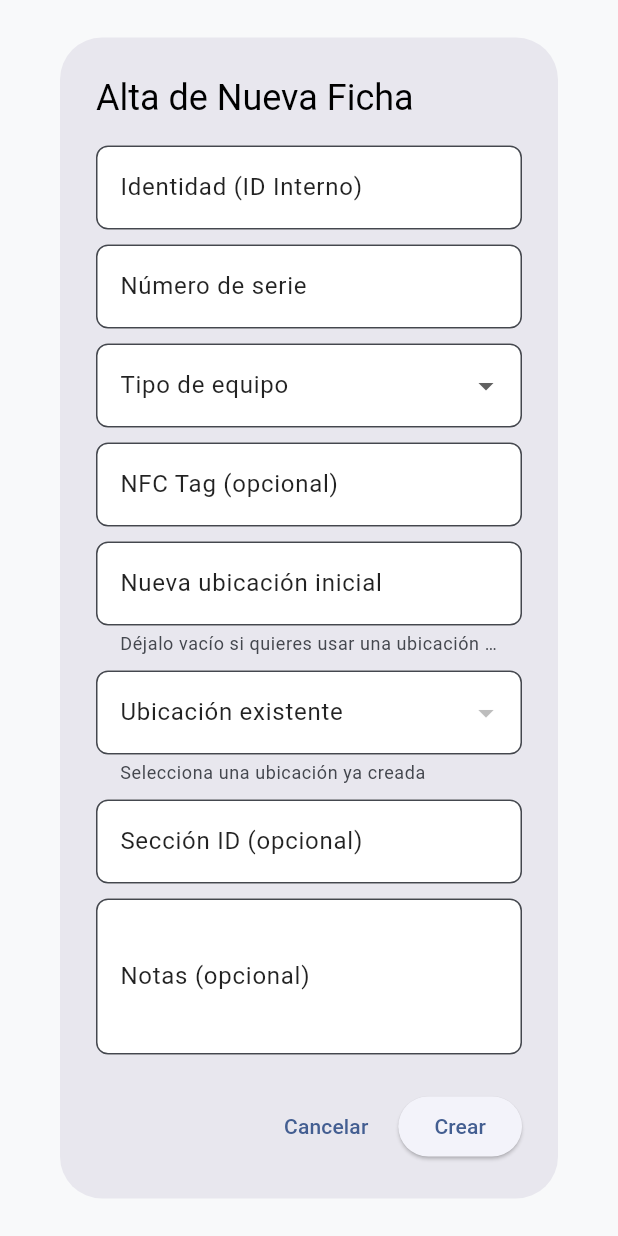
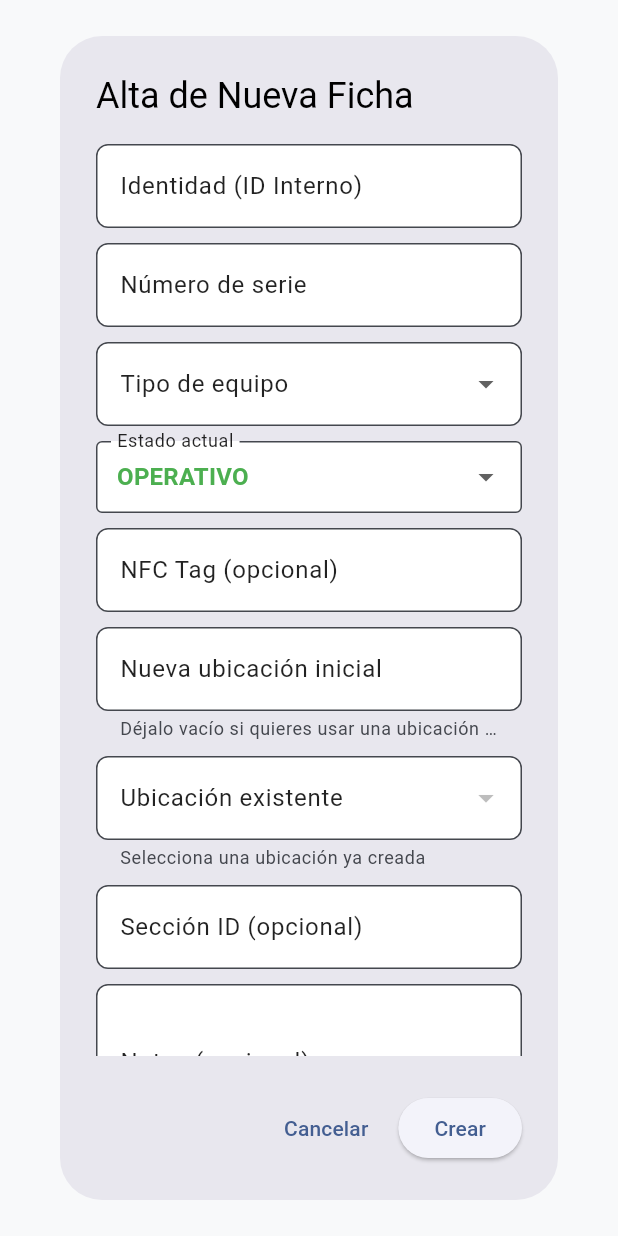
Before and after one commit to Jjorus/mantenimiento, a Flutter app: the EquipmentFormDialog widget shown alone on an empty page, opened directly, on a phone screen of 412 x 824 dp. Run offline on Flutter 3.47's test engine with Material 3 defaults, Android fonts, the phone set to English and light mode, and no system bars; our stand-ins replace dio, equatable, file_picker, flutter_bloc, flutter_secure_storage, go_router and 1 more; missing offline and left inert: nfc_manager, pdfrx, pluto_grid; accounts and stored records are empty; network calls fail.

Commit message:
mejoras visuales y en ventanas

```diff
--- a/frontend/lib/presentation/features/admin/tabs/equipment_master_tab.dart
+++ b/frontend/lib/presentation/features/admin/tabs/equipment_master_tab.dart
@@ -50,7 +50,8 @@ class EquipmentMasterTab extends StatelessWidget {
         const Divider(height: 1),
         // La tabla ocupa el resto del espacio
         const Expanded(
-          child: InventoryGridScreen(),
+          // AQUÍ SE ACTIVA EL MODO ADMIN
+          child: InventoryGridScreen(isAdminMode: true),
         ),
       ],
     );
--- a/frontend/lib/presentation/features/admin/widgets/equipment_form_dialog.dart
+++ b/frontend/lib/presentation/features/admin/widgets/equipment_form_dialog.dart
@@ -35,6 +35,15 @@ const List<String> _tiposEquipo = [
   'Otro',
 ];
 
+// 1. Definimos los estados posibles
+const List<String> _estadosEquipo = [
+  'OPERATIVO',
+  'MANTENIMIENTO',
+  'BAJA',
+  'CALIBRACION',
+  'RESERVA'
+];
+
 class EquipmentFormDialog extends StatefulWidget {
   final EquipoModel? equipo;
 
@@ -53,7 +62,10 @@ class _EquipmentFormDialogState extends State<EquipmentFormDialog> {
   late TextEditingController _ubicacionCtrl;
   late TextEditingController _seccionCtrl;
   late TextEditingController _notasCtrl;
+
   String? _tipoSeleccionado;
+  // 2. Variable para el estado seleccionado
+  late String _estadoSeleccionado;
 
   int? _selectedUbicacionId;
 
@@ -79,6 +91,9 @@ class _EquipmentFormDialogState extends State<EquipmentFormDialog> {
     final tipo = equipo?.tipo;
     _tipoSeleccionado =
         (tipo != null && _tiposEquipo.contains(tipo)) ? tipo : null;
+
+    // 3. Inicializamos el estado (Por defecto OPERATIVO si es nuevo)
+    _estadoSeleccionado = equipo?.estado ?? 'OPERATIVO';
   }
 
   @override
@@ -110,7 +125,7 @@ class _EquipmentFormDialogState extends State<EquipmentFormDialog> {
     final int? seccionId =
         secText.isEmpty ? null : int.tryParse(secText);
 
-    // NUEVO: lógica para ubicación con método mixto (desplegable + texto)
+    // Lógica para ubicación con método mixto (desplegable + texto)
     int? ubicacionId = _selectedUbicacionId;
 
     if (ubicacionId == null && ubiText.isNotEmpty) {
@@ -148,7 +163,6 @@ class _EquipmentFormDialogState extends State<EquipmentFormDialog> {
     final cubit = context.read<InventoryCubit>();
 
     if (_isEditing) {
-      // OJO: mismos parámetros que ya tenías
       await cubit.actualizarEquipo(
         id: widget.equipo!.id,
         identidad: identidad,
@@ -158,9 +172,9 @@ class _EquipmentFormDialogState extends State<EquipmentFormDialog> {
         ubicacionId: ubicacionId,
         seccionId: seccionId,
         notas: notas,
+        estado: _estadoSeleccionado, // 4. Enviamos el estado seleccionado
       );
     } else {
-      // OJO: mismos parámetros que ya tenías
       await cubit.crearEquipo(
         identidad: identidad,
         numeroSerie: numeroSerie,
@@ -169,6 +183,7 @@ class _EquipmentFormDialogState extends State<EquipmentFormDialog> {
         ubicacionId: ubicacionId,
         seccionId: seccionId,
         notas: notas,
+        estado: _estadoSeleccionado, // 4. Enviamos el estado seleccionado
       );
     }
 
@@ -210,6 +225,7 @@ class _EquipmentFormDialogState extends State<EquipmentFormDialog> {
                       v == null || v.trim().isEmpty ? "Requerido" : null,
                 ),
                 const SizedBox(height: 10),
+
                 TextFormField(
                   controller: _snCtrl,
                   decoration: const InputDecoration(
@@ -217,6 +233,7 @@ class _EquipmentFormDialogState extends State<EquipmentFormDialog> {
                   ),
                 ),
                 const SizedBox(height: 10),
+
                 DropdownButtonFormField<String>(
                   initialValue: _tipoSeleccionado,
                   decoration:
@@ -236,6 +253,36 @@ class _EquipmentFormDialogState extends State<EquipmentFormDialog> {
                       (v == null || v.isEmpty) ? "Requerido" : null,
                 ),
                 const SizedBox(height: 10),
+
+                // 5. NUEVO: Desplegable de ESTADO
+                DropdownButtonFormField<String>(
+                  value: _estadoSeleccionado,
+                  decoration: const InputDecoration(
+                    labelText: "Estado actual",
+                    border: OutlineInputBorder(),
+                    contentPadding: EdgeInsets.symmetric(horizontal: 10, vertical: 5),
+                  ),
+                  dropdownColor: Colors.white,
+                  items: _estadosEquipo.map((e) {
+                    Color color = Colors.black;
+                    if(e == 'OPERATIVO') color = Colors.green;
+                    if(e == 'MANTENIMIENTO') color = Colors.orange;
+                    if(e == 'BAJA') color = Colors.red;
+
+                    return DropdownMenuItem(
+                      value: e,
+                      child: Text(
+                        e,
+                        style: TextStyle(color: color, fontWeight: FontWeight.bold)
+                      ),
+                    );
+                  }).toList(),
+                  onChanged: (v) {
+                    if (v != null) setState(() => _estadoSeleccionado = v);
+                  },
+                ),
+                const SizedBox(height: 10),
+
                 TextFormField(
                   controller: _nfcCtrl,
                   decoration: const InputDecoration(
@@ -287,6 +334,7 @@ class _EquipmentFormDialogState extends State<EquipmentFormDialog> {
                   keyboardType: TextInputType.number,
                 ),
                 const SizedBox(height: 10),
+
                 TextFormField(
                   controller: _notasCtrl,
                   decoration:
--- a/frontend/lib/presentation/features/admin/widgets/user_form_dialog.dart
+++ b/frontend/lib/presentation/features/admin/widgets/user_form_dialog.dart
@@ -252,8 +252,8 @@ class _UserFormDialogState extends State<UserFormDialog> {
                       child: Text("ADMIN"),
                     ),
                     DropdownMenuItem(
-                      value: "SUPERVISOR",
-                      child: Text("SUPERVISOR"),
+                      value: "MANTENIMIENTO",
+                      child: Text("MANTENIMIENTO"),
                     ),
                     DropdownMenuItem(
                       value: "OPERARIO",
```
Also changed, not shown: frontend/lib/presentation/features/admin/tabs/users_tab.dart (+5 -3 lines), frontend/lib/presentation/features/inventory/screens/equipment_detail_dialog.dart (+11 -1 lines), frontend/lib/presentation/features/inventory/screens/inventory_grid_screen.dart (+32 -15 lines), 2 other files.
